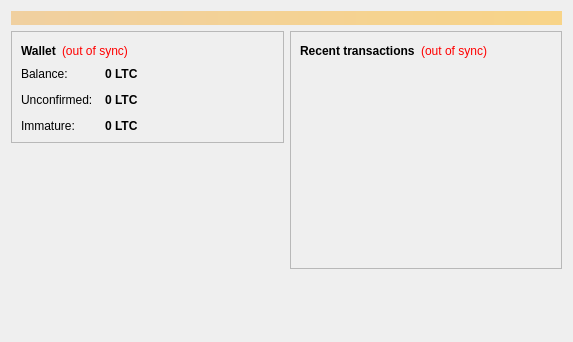
This is src/qt/forms/overviewpage.ui in solidarycoin/solidarycoin as Qt 5 draws it before an edit. The edited form follows.
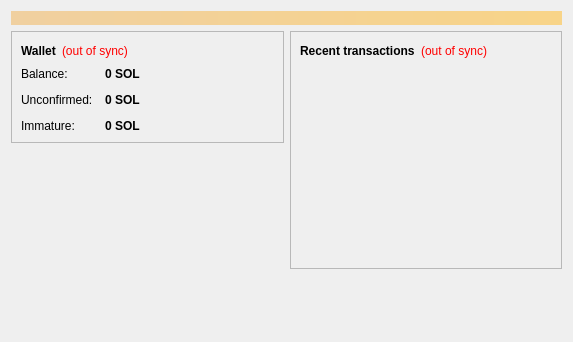
This is the edited form.

What changed in the file:
```diff
--- a/src/qt/forms/overviewpage.ui
+++ b/src/qt/forms/overviewpage.ui
@@ -122,7 +122,7 @@
                <string>Your current balance</string>
               </property>
               <property name="text">
-               <string notr="true">0 LTC</string>
+               <string notr="true">0 SOL</string>
               </property>
               <property name="textInteractionFlags">
                <set>Qt::LinksAccessibleByMouse|Qt::TextSelectableByKeyboard|Qt::TextSelectableByMouse</set>
@@ -151,7 +151,7 @@
                <string>Total of transactions that have yet to be confirmed, and do not yet count toward the current balance</string>
               </property>
               <property name="text">
-               <string notr="true">0 LTC</string>
+               <string notr="true">0 SOL</string>
               </property>
               <property name="textInteractionFlags">
                <set>Qt::LinksAccessibleByMouse|Qt::TextSelectableByKeyboard|Qt::TextSelectableByMouse</set>
@@ -177,7 +177,7 @@
                <string>Mined balance that has not yet matured</string>
               </property>
               <property name="text">
-               <string notr="true">0 LTC</string>
+               <string notr="true">0 SOL</string>
               </property>
               <property name="textInteractionFlags">
                <set>Qt::LinksAccessibleByMouse|Qt::TextSelectableByKeyboard|Qt::TextSelectableByMouse</set>
```
Left out of the diff: 4 changed lines with no effect on the pictures.
